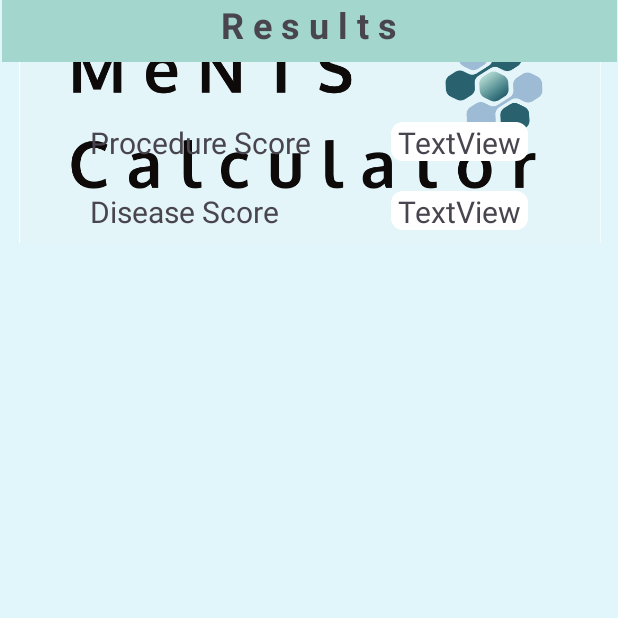
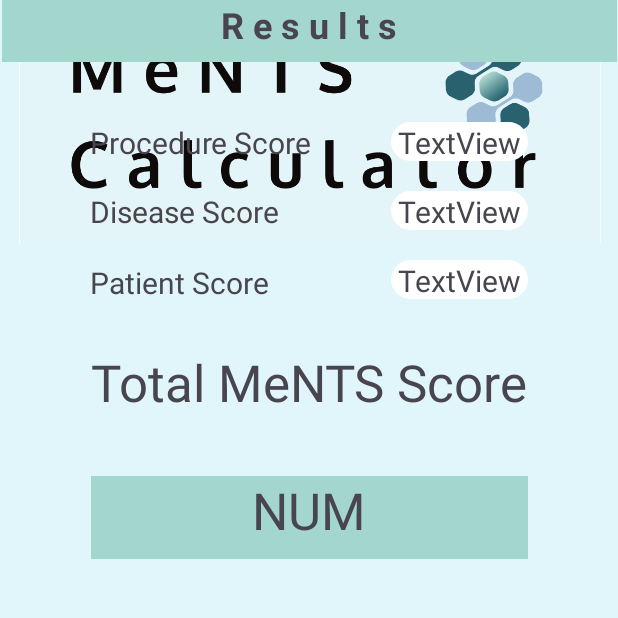
Before and after one commit to SofiaGoyesP/Proyecto-Mhealth, an Android app: the Results screen opened directly, with no data from a screen before it, on a phone screen of 412 x 824 dp, the top half of it. Run offline under Robolectric (Android 15) with nearby library versions, the phone set to English and light mode, and no system bars.

Commit message:
TotalMeNTS

```diff
--- a/app/src/main/res/drawable/scorebutton_background.xml
+++ b/app/src/main/res/drawable/scorebutton_background.xml
@@ -1,5 +1,5 @@
 <?xml version="1.0" encoding="utf-8"?>
 <shape xmlns:android="http://schemas.android.com/apk/res/android">
     <solid android:color="#FFFFFF" /> <!-- Color de fondo blanco -->
-    <corners android:radius="8dp" /> <!-- Radio de las esquinas -->
+    <corners android:radius="64dp" /> <!-- Radio de las esquinas -->
 </shape>
--- a/app/src/main/res/layout/activity_results.xml
+++ b/app/src/main/res/layout/activity_results.xml
@@ -79,4 +79,53 @@
         app:layout_constraintEnd_toEndOf="parent"
         app:layout_constraintTop_toBottomOf="@+id/ProcedureScore" />
 
+    <TextView
+        android:id="@+id/Patient"
+        android:layout_width="wrap_content"
+        android:layout_height="wrap_content"
+        android:layout_marginStart="60dp"
+        android:layout_marginTop="20dp"
+        android:text="Patient Score"
+        android:textSize="20sp"
+        app:layout_constraintStart_toStartOf="parent"
+        app:layout_constraintTop_toBottomOf="@+id/Disease" />
+
+    <TextView
+        android:id="@+id/PatientScore"
+        android:layout_width="91dp"
+        android:layout_height="26dp"
+        android:layout_marginTop="20dp"
+        android:layout_marginEnd="60dp"
+        android:background="@drawable/scorebutton_background"
+        android:text="TextView"
+        android:textAlignment="center"
+        android:textSize="20sp"
+        app:layout_constraintEnd_toEndOf="parent"
+        app:layout_constraintTop_toBottomOf="@+id/DiseaseScore" />
+
+    <TextView
+        android:id="@+id/TotalMeNTS"
+        android:layout_width="wrap_content"
+        android:layout_height="wrap_content"
+        android:layout_marginTop="30dp"
+        android:text="Total MeNTS Score"
+        android:textSize="34sp"
+        android:textStyle="normal"
+        app:layout_constraintEnd_toEndOf="parent"
+        app:layout_constraintStart_toStartOf="parent"
+        app:layout_constraintTop_toBottomOf="@+id/Patient" />
+
+    <TextView
+        android:id="@+id/TotalMeNTSScore"
+        android:layout_width="291dp"
+        android:layout_height="55dp"
+        android:layout_marginTop="40dp"
+        android:background="#A3D7CE"
+        android:text="NUM"
+        android:textAlignment="center"
+        android:textSize="34sp"
+        app:layout_constraintEnd_toEndOf="parent"
+        app:layout_constraintStart_toStartOf="parent"
+        app:layout_constraintTop_toBottomOf="@+id/TotalMeNTS" />
+
 </androidx.constraintlayout.widget.ConstraintLayout>
```
